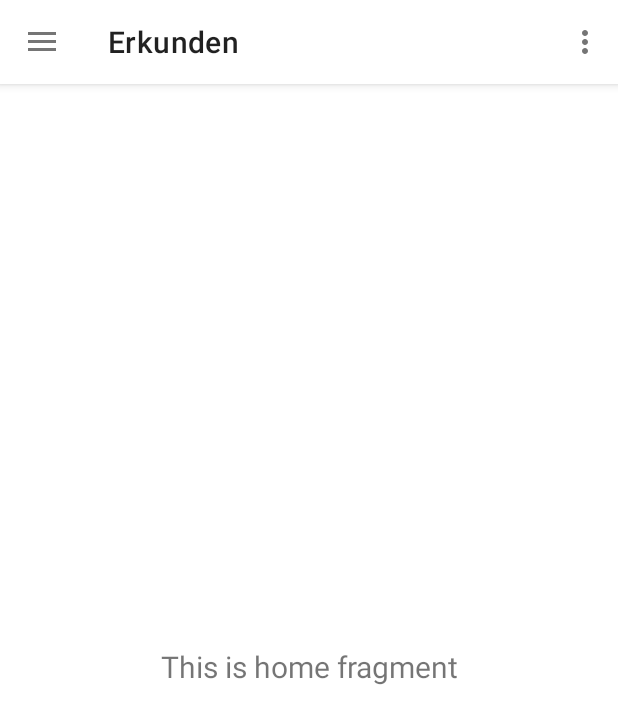
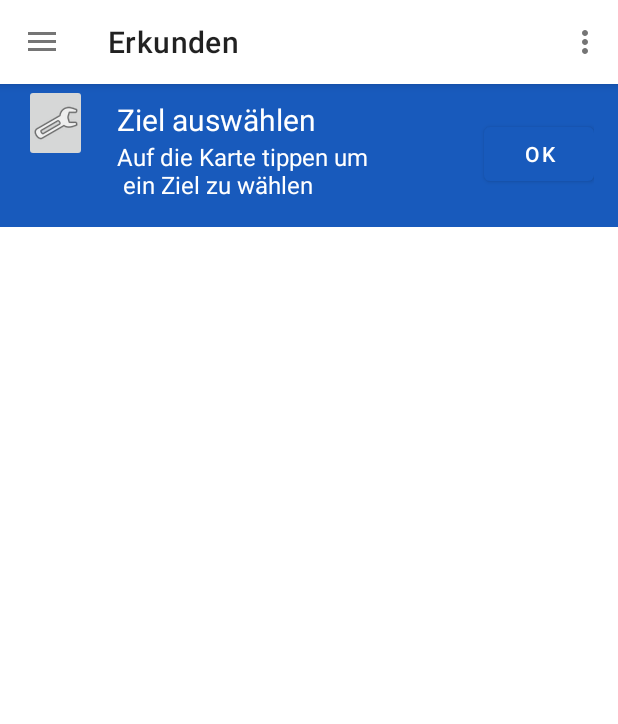
Before and after one commit to Kabbi123/EduTrails, an Android app: the screen it shows after launch (MainActivity), on a phone screen of 412 x 824 dp. Shown: the top 724 px of the screen. Run offline under Robolectric (Android 15) with nearby library versions, the phone set to English and light mode, and no system bars; our stand-ins replace navigation-ui.

Commit message:
dialog fragment added, tho not used for now

```diff
--- a/app/build.gradle
+++ b/app/build.gradle
@@ -28,6 +28,8 @@ android {
 }
 
 dependencies {
+    implementation "androidx.cardview:cardview:1.0.0"
+
     implementation 'com.google.android.material:material:1.3.0-alpha03'
     implementation 'androidx.appcompat:appcompat:1.2.0'
     implementation 'com.google.android.material:material:1.2.1'
--- a/app/src/main/java/com/example/edutrails/ui/home/DiscoverFragment.java
+++ b/app/src/main/java/com/example/edutrails/ui/discover/DiscoverFragment.java
@@ -1,4 +1,4 @@
-package com.example.edutrails.ui.home;
+package com.example.edutrails.ui.discover;
 
 import android.os.Bundle;
 import android.view.LayoutInflater;
@@ -22,14 +22,7 @@ public class DiscoverFragment extends Fragment {
                              ViewGroup container, Bundle savedInstanceState) {
         homeViewModel =
                 new ViewModelProvider(this).get(DiscoverViewModel.class);
-        View root = inflater.inflate(R.layout.fragment_home, container, false);
-        final TextView textView = root.findViewById(R.id.text_home);
-        homeViewModel.getText().observe(getViewLifecycleOwner(), new Observer<String>() {
-            @Override
-            public void onChanged(@Nullable String s) {
-                textView.setText(s);
-            }
-        });
+        View root = inflater.inflate(R.layout.create_dialog_one, container, false);
         return root;
     }
 }
--- a/app/src/main/java/com/example/edutrails/ui/gallery/StartTourViewModel.java
+++ b/app/src/main/java/com/example/edutrails/ui/startTour/StartTourViewModel.java
@@ -1,4 +1,4 @@
-package com.example.edutrails.ui.gallery;
+package com.example.edutrails.ui.startTour;
 
 import androidx.lifecycle.LiveData;
 import androidx.lifecycle.MutableLiveData;
--- /dev/null
+++ b/app/src/main/res/layout/create_dialog_one.xml
@@ -0,0 +1,59 @@
+<?xml version="1.0" encoding="utf-8"?>
+<LinearLayout xmlns:android="http://schemas.android.com/apk/res/android"
+    xmlns:app="http://schemas.android.com/apk/res-auto"
+    android:layout_width="match_parent"
+    android:layout_height="wrap_content"
+    android:background="#185ABC"
+    android:baselineAligned="true"
+    android:orientation="horizontal"
+    android:paddingLeft="16dp"
+    android:paddingRight="16dp">
+
+    <ImageButton
+        android:id="@+id/imageButton"
+        android:layout_width="wrap_content"
+        android:layout_height="wrap_content"
+        android:layout_weight="1"
+        android:baselineAlignBottom="true"
+        android:scaleType="center"
+        app:srcCompat="@drawable/ic_menu_manage" />
+
+    <LinearLayout
+        android:layout_width="wrap_content"
+        android:layout_height="wrap_content"
+        android:layout_marginStart="20dp"
+        android:layout_marginLeft="20dp"
+        android:layout_weight="1"
+        android:orientation="vertical">
+
+        <TextView
+            android:id="@+id/textView2"
+            android:layout_width="wrap_content"
+            android:layout_height="match_parent"
+            android:layout_weight="1"
+            android:paddingTop="10dp"
+            android:text="@string/dialog_chose_destination"
+
+            android:textColor="#FFFFFF"
+            android:textSize="@dimen/text_size_dialog1" />
+
+        <TextView
+            android:id="@+id/textView3"
+            android:layout_width="259dp"
+            android:layout_height="58dp"
+            android:layout_weight="1"
+            android:text="@string/dialog_chose_destination2"
+            android:textColor="#FFFFFF"
+            android:textSize="@dimen/text_size_dialog2" />
+    </LinearLayout>
+
+    <Button
+        android:id="@+id/button2"
+        android:layout_width="wrap_content"
+        android:layout_height="wrap_content"
+        android:layout_weight="1"
+        android:text="OK"
+        android:textColor="#FFFFFF"
+        app:backgroundTint="#185ABC"
+        app:iconTint="#185ABC" />
+</LinearLayout>
--- a/app/src/main/res/layout/fragment_achievements.xml
+++ b/app/src/main/res/layout/fragment_achievements.xml
@@ -4,7 +4,7 @@
     xmlns:tools="http://schemas.android.com/tools"
     android:layout_width="match_parent"
     android:layout_height="match_parent"
-    tools:context=".ui.home.DiscoverFragment">
+    tools:context=".ui.discover.DiscoverFragment">
 
     <TextView
         android:id="@+id/text_achievements"
--- a/app/src/main/res/layout/fragment_create_tour.xml
+++ b/app/src/main/res/layout/fragment_create_tour.xml
@@ -4,7 +4,7 @@
     xmlns:tools="http://schemas.android.com/tools"
     android:layout_width="match_parent"
     android:layout_height="match_parent"
-    tools:context=".ui.home.DiscoverFragment">
+    tools:context=".ui.discover.DiscoverFragment">
 
     <TextView
         android:id="@+id/text_create_tour"
--- a/app/src/main/res/layout/fragment_home.xml
+++ b/app/src/main/res/layout/fragment_home.xml
@@ -4,7 +4,7 @@
     xmlns:tools="http://schemas.android.com/tools"
     android:layout_width="match_parent"
     android:layout_height="match_parent"
-    tools:context=".ui.home.DiscoverFragment">
+    tools:context=".ui.discover.DiscoverFragment">
 
     <TextView
         android:id="@+id/text_home"
--- a/app/src/main/res/layout/fragment_my_edu.xml
+++ b/app/src/main/res/layout/fragment_my_edu.xml
@@ -4,7 +4,7 @@
     xmlns:tools="http://schemas.android.com/tools"
     android:layout_width="match_parent"
     android:layout_height="match_parent"
-    tools:context=".ui.home.DiscoverFragment">
+    tools:context=".ui.discover.DiscoverFragment">
 
     <TextView
         android:id="@+id/text_my_edu"
--- a/app/src/main/res/layout/fragment_settings.xml
+++ b/app/src/main/res/layout/fragment_settings.xml
@@ -4,7 +4,7 @@
     xmlns:tools="http://schemas.android.com/tools"
     android:layout_width="match_parent"
     android:layout_height="match_parent"
-    tools:context=".ui.home.DiscoverFragment">
+    tools:context=".ui.discover.DiscoverFragment">
 
     <TextView
         android:id="@+id/text_settings"
--- a/app/src/main/res/layout/fragment_start_tour.xml
+++ b/app/src/main/res/layout/fragment_start_tour.xml
@@ -4,7 +4,7 @@
     xmlns:tools="http://schemas.android.com/tools"
     android:layout_width="match_parent"
     android:layout_height="match_parent"
-    tools:context=".ui.home.DiscoverFragment">
+    tools:context=".ui.discover.DiscoverFragment">
 
     <com.google.android.gms.maps.MapView
         android:id="@+id/mapView"
--- a/app/src/main/res/navigation/mobile_navigation.xml
+++ b/app/src/main/res/navigation/mobile_navigation.xml
@@ -7,37 +7,37 @@
 
     <fragment
         android:id="@+id/nav_home"
-        android:name="com.example.edutrails.ui.home.DiscoverFragment"
+        android:name="com.example.edutrails.ui.discover.DiscoverFragment"
         android:label="@string/menu_discover"
         tools:layout="@layout/fragment_home" />
 
     <fragment
         android:id="@+id/nav_start_tour"
-        android:name="com.example.edutrails.ui.gallery.StartTourFragment"
+        android:name="com.example.edutrails.ui.startTour.StartTourFragment"
         android:label="@string/menu_start_tour"
         tools:layout="@layout/fragment_start_tour" />
 
     <fragment
         android:id="@+id/nav_create_tour"
-        android:name="com.example.edutrails.ui.slideshow.CreateTourFragment"
+        android:name="com.example.edutrails.ui.createTour.CreateTourFragment"
         android:label="@string/menu_create_tour"
         tools:layout="@layout/fragment_create_tour" />
 
     <fragment
         android:id="@+id/nav_achievements"
-        android:name="com.example.edutrails.ui.slideshow.CreateTourFragment"
+        android:name="com.example.edutrails.ui.createTour.CreateTourFragment"
         android:label="@string/menu_achievements"
         tools:layout="@layout/fragment_achievements" />
 
     <fragment
         android:id="@+id/nav_settings"
-        android:name="com.example.edutrails.ui.slideshow.CreateTourFragment"
+        android:name="com.example.edutrails.ui.createTour.CreateTourFragment"
         android:label="@string/menu_settings"
         tools:layout="@layout/fragment_settings" />
 
     <fragment
         android:id="@+id/nav_my_edu"
-        android:name="com.example.edutrails.ui.slideshow.CreateTourFragment"
+        android:name="com.example.edutrails.ui.createTour.CreateTourFragment"
         android:label="@string/menu_my_edu"
         tools:layout="@layout/fragment_my_edu" />
 </navigation>
--- a/app/src/main/res/values/dimens.xml
+++ b/app/src/main/res/values/dimens.xml
@@ -4,4 +4,11 @@
     <dimen name="activity_vertical_margin">16dp</dimen>
     <dimen name="nav_header_vertical_spacing">8dp</dimen>
     <dimen name="nav_header_height">120dp</dimen>
+    <dimen name="nav_drawer_headline_text_size">20dp</dimen>
+
+    <dimen name="text_size_dialog1">20dp</dimen>
+    <dimen name="text_size_dialog2">16dp</dimen>
+
+
+
 </resources>
--- a/app/src/main/res/values/strings.xml
+++ b/app/src/main/res/values/strings.xml
@@ -16,4 +16,9 @@
     <string name="menu_settings">Einstellungen</string>
     <string name="menu_my_edu">Mein Edu</string>
     <string name="title_activity_maps">Map</string>
+
+    <string name="dialog_chose_destination">Ziel auswählen</string>
+    <string name="dialog_chose_destination2">Auf die Karte tippen um \n ein Ziel zu wählen</string>
+
+
 </resources>
```
Also changed, not shown: app/src/main/java/com/example/edutrails/ui/createTour/CreateTourFragment.java (added, +143 -0 lines), app/src/main/java/com/example/edutrails/ui/createTour/CreateTourViewModel.java (renamed from app/src/main/java/com/example/edutrails/ui/home/DiscoverViewModel.java, +4 -4 lines), app/src/main/java/com/example/edutrails/ui/discover/DiscoverViewModel.java (renamed from app/src/main/java/com/example/edutrails/ui/slideshow/CreateTourViewModel.java, +4 -4 lines), app/src/main/java/com/example/edutrails/ui/slideshow/CreateTourFragment.java (deleted, +0 -35 lines), app/src/main/java/com/example/edutrails/ui/startTour/StartTourFragment.java (renamed from app/src/main/java/com/example/edutrails/ui/gallery/StartTourFragment.java, +1 -9 lines).
